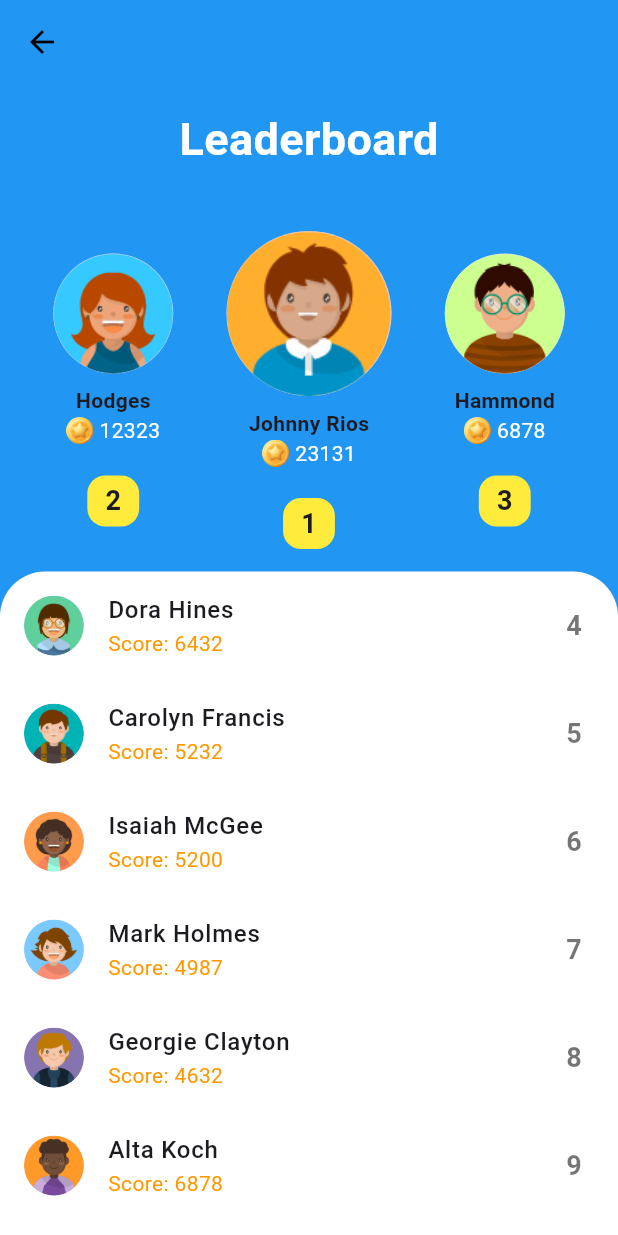
After one commit to trishanereid/greedy_leo_mobile_game, a Flutter app: the screen it shows after launch, after a tap on the "emoji events" icon, on a phone screen of 412 x 824 dp. The commit adds this screen. Run offline on Flutter 3.47's test engine with Material 3 defaults, Android fonts, the phone set to English and light mode, and no system bars; our stand-ins replace audioplayers.

Commit message:
implemented leaderboard screen

```diff
--- /dev/null
+++ b/lib/leaderboard_screen.dart
@@ -0,0 +1,147 @@
+import 'package:flutter/material.dart';
+
+class LeaderboardScreen extends StatelessWidget {
+  final List<Map<String, dynamic>> leaderboardData = [
+    {'name': 'Johnny Rios', 'score': 23131, 'rank': 1, 'avatar': 'assets/avatar1.png'},
+    {'name': 'Hodges', 'score': 12323, 'rank': 2, 'avatar': 'assets/avatar2.png'},
+    {'name': 'Hammond', 'score': 6878, 'rank': 3, 'avatar': 'assets/avatar3.png'},
+    {'name': 'Dora Hines', 'score': 6432, 'rank': 4, 'avatar': 'assets/avatar4.png'},
+    {'name': 'Carolyn Francis', 'score': 5232, 'rank': 5, 'avatar': 'assets/avatar5.png'},
+    {'name': 'Isaiah McGee', 'score': 5200, 'rank': 6, 'avatar': 'assets/avatar6.png'},
+    {'name': 'Mark Holmes', 'score': 4987, 'rank': 7, 'avatar': 'assets/avatar7.png'},
+    {'name': 'Georgie Clayton', 'score': 4632, 'rank': 8, 'avatar': 'assets/avatar8.png'},
+    {'name': 'Alta Koch', 'score': 6878, 'rank': 9, 'avatar': 'assets/avatar9.png'},
+  ];
+
+  @override
+  Widget build(BuildContext context) {
+    return Scaffold(
+      appBar: AppBar(
+        backgroundColor: Colors.blue,
+        leading: IconButton(
+          icon: const Icon(Icons.arrow_back, color: Colors.black),
+          onPressed: () {
+            Navigator.of(context).pop();
+          },
+        ),
+      ),
+      body: Container(
+        color: Colors.blue,
+        child: Column(
+          children: [
+            Container(
+              padding: const EdgeInsets.symmetric(vertical: 15),
+              child: Column(
+                children: [
+                  const Text(
+                    'Leaderboard',
+                    style: TextStyle(
+                      color: Colors.white,
+                      fontSize: 30,
+                      fontWeight: FontWeight.bold,
+                    ),
+                  ),
+                  const SizedBox(height: 40),
+                  Row(
+                    mainAxisAlignment: MainAxisAlignment.spaceEvenly,
+                    children: [
+                      _buildTopPlayer(leaderboardData[1], 2),
+                      _buildTopPlayer(leaderboardData[0], 1, isCenter: true),
+                      _buildTopPlayer(leaderboardData[2], 3),
+                    ],
+                  ),
+                ],
+              ),
+            ),
+            Expanded(
+              child: Container(
+                decoration: const BoxDecoration(
+                  color: Colors.white,
+                  borderRadius: BorderRadius.only(
+                    topLeft: Radius.circular(30),
+                    topRight: Radius.circular(30),
+                  ),
+                ),
+                child: ListView.builder(
+                  itemCount: leaderboardData.length - 3,
+                  itemBuilder: (context, index) {
+                    final data = leaderboardData[index + 3];
+                    return ListTile(
+                      leading: CircleAvatar(
+                        backgroundImage: AssetImage(data['avatar']),
+                      ),
+                      title: Text(
+                        data['name'],
+                        style: TextStyle(
+                          fontWeight: FontWeight.w500,
+                        ),
+                      ),
+                      subtitle: Text(
+                        'Score: ${data['score']}',
+                        style: TextStyle(
+                          color: Colors.orange,
+                        ),
+                      ),
+                      trailing: Text(
+                        '${data['rank']}',
+                        style: const TextStyle(
+                          fontWeight: FontWeight.bold,
+                          fontSize: 18,
+                          color: Colors.black54,
+                        ),
+                      ),
+                    );
+                  },
+                ),
+              ),
+            ),
+          ],
+        ),
+      )
+    );
+  }
+
+  Widget _buildTopPlayer(Map<String, dynamic> player, int rank, {bool isCenter = false}) {
+    return Column(
+      children: [
+        CircleAvatar(
+          radius: isCenter ? 55 : 40,
+          backgroundImage: AssetImage(player['avatar']),
+        ),
+        const SizedBox(height: 8),
+        Text(
+          player['name'],
+          style: const TextStyle(fontWeight: FontWeight.bold),
+        ),
+        Row(
+          mainAxisAlignment: MainAxisAlignment.center,
+          children: [
+            const Image(
+              image: AssetImage('assets/coin.png'),
+              width: 18,
+              height: 18,
+            ),
+            const SizedBox(width: 4),
+            Text(
+              '${player['score']}',
+              style: const TextStyle(color: Colors.white),
+            ),
+          ],
+        ),
+        // if (isCenter)
+          Container(
+            margin: const EdgeInsets.only(top: 20),
+            padding: const EdgeInsets.symmetric(horizontal: 12, vertical: 4),
+            decoration: BoxDecoration(
+              color: Colors.yellow,
+              borderRadius: BorderRadius.circular(12),
+            ),
+            child: Text(
+              '$rank',
+              style: const TextStyle(fontSize: 18, fontWeight: FontWeight.bold),
+            ),
+          ),
+      ],
+    );
+  }
+}
--- a/lib/main.dart
+++ b/lib/main.dart
@@ -4,6 +4,10 @@ import 'package:flutter/material.dart';
 import 'SemiFilledCirclePainter.dart';
 import 'betting_history_screen.dart';
 import 'game_rules_screen.dart';
+import 'package:audioplayers/audioplayers.dart';
+
+import 'leaderboard_screen.dart';
+
 
 void main() {
   runApp(
@@ -30,6 +34,9 @@ class _GreedyLeoGameState extends State<GreedyLeoGame> {
   int timeRemaining = 30;
   bool isScreenTransitionActive = false;
   Timer? screenTransitionTimer;
+
+  final AudioPlayer _audioPlayer = AudioPlayer();
+  bool isMuted = false;
 
   final List<Map<String, String>> foodItems = [
     {'image': 'assets/leg-piece.png', 'label': '25 Times'},
@@ -110,6 +117,22 @@ class _GreedyLeoGameState extends State<GreedyLeoGame> {
   void initState() {
     super.initState();
     startHandMovement();
+    _playBackgroundMusic();
+  }
+
+  Future<void> _playBackgroundMusic() async {
+    try {
+      await _audioPlayer.play(AssetSource('assets/audio/backgroundmusic.mp3'));
+    } catch (e) {
+      print("Error playing audio: $e");
+    }
+  }
+
+  void _toggleMute() {
+    setState(() {
+      isMuted = !isMuted;
+    });
+    _audioPlayer.setVolume(isMuted ? 0.0 : 1.0);
   }
 
 
@@ -185,15 +208,18 @@ class _GreedyLeoGameState extends State<GreedyLeoGame> {
                   Icons.emoji_events,
                   Colors.cyan,
                   onTap: () {
-                    print("Help button clicked!");
+                    Navigator.push(
+                      context,
+                      MaterialPageRoute(builder: (context) => LeaderboardScreen()),
+                    );
                   }
               ),
               const SizedBox(width: 5),
               _buildCircularButton(
-                  Icons.music_off_outlined,
+                  isMuted ? Icons.music_off_outlined : Icons.music_note_outlined,
                   Colors.cyan,
                   onTap: () {
-                    print("Help button clicked!");
+                    _toggleMute;
                   }),
             ],
           ),
--- a/pubspec.yaml
+++ b/pubspec.yaml
@@ -31,6 +31,7 @@ dependencies:
   flutter:
     sdk: flutter
   intl: ^0.18.0
+  audioplayers: ^6.1.0
 
 
   # The following adds the Cupertino Icons font to your application.
@@ -68,6 +69,7 @@ flutter:
   # To add assets to your application, add an assets section, like this:
   assets:
     - assets/
+    - assets/audio/backgroundmusic.mp3
 
   # An image asset can refer to one or more resolution-specific "variants", see
   # https://flutter.dev/to/resolution-aware-images
```
Also changed, not shown: assets/avatar1.png (added), assets/avatar2.png (added), assets/avatar3.png (added), assets/avatar4.png (added), assets/avatar5.png (added), assets/avatar6.png (added), assets/avatar7.png (added), assets/avatar8.png (added), assets/avatar9.png (added), lib/leaderBoard.dart (deleted), pubspec.lock, 1 other file.
